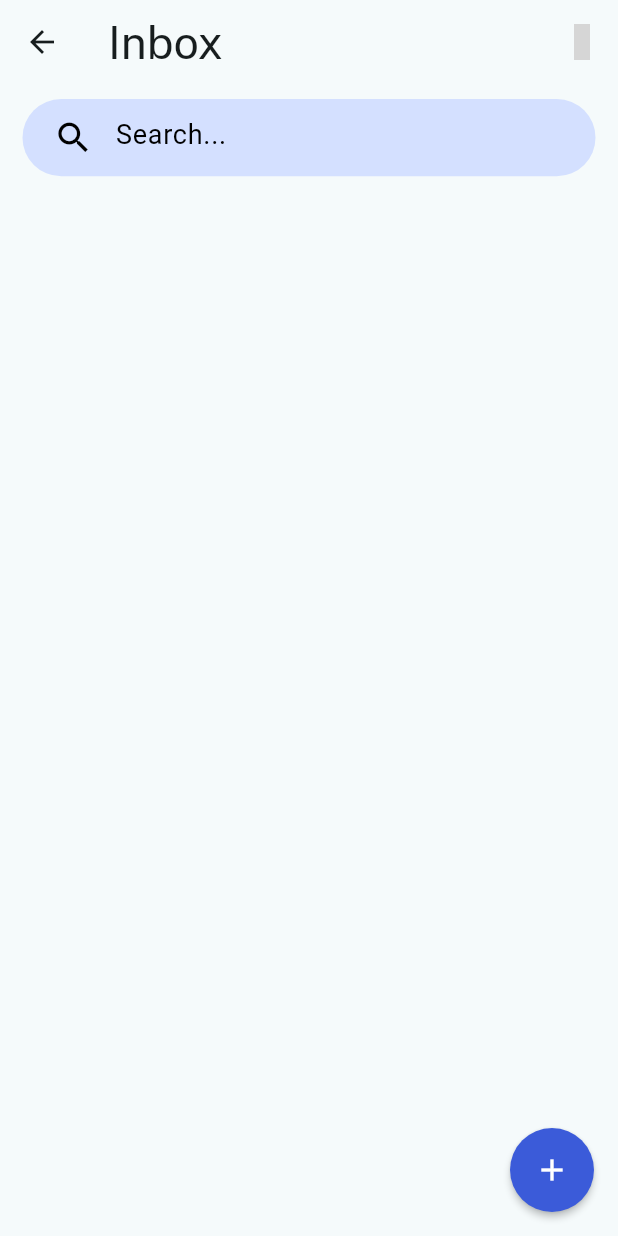
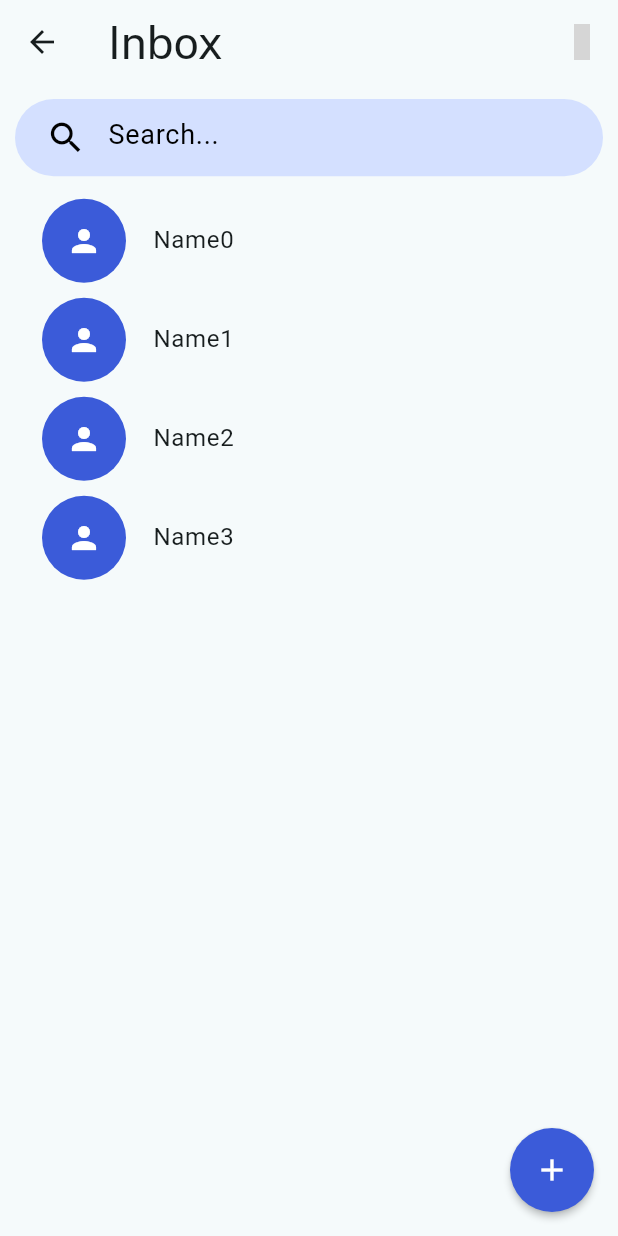
Before and after one commit to HAMZA-CH420/Just-Talk, a Flutter app: the HomeScreen screen opened directly, on a phone screen of 412 x 824 dp. Run offline on Flutter 3.47's test engine with Material 3 defaults, Android fonts, the phone set to English and light mode, and no system bars; our stand-ins replace curved_navigation_bar, flutter_svg, google_fonts, iconsax; grey boxes are pictures that could not be loaded.

Commit message:
minor changes

```diff
--- /dev/null
+++ b/lib/Features/HomeScreen/Widgets/all_chats.dart
@@ -0,0 +1,31 @@
+import 'package:flutter/material.dart';
+import 'package:just_talk/UiHelpers/Utils/Color_Palette/color_palette.dart';
+
+class AllChats extends StatelessWidget {
+  const AllChats({super.key});
+
+  @override
+  Widget build(BuildContext context) {
+    return ListView.builder(
+      physics: NeverScrollableScrollPhysics(),
+      shrinkWrap: true,
+      itemCount: 4,
+      itemBuilder: (context, index) {
+        return Padding(
+          padding: const EdgeInsets.symmetric(vertical: 5),
+          child: ListTile(
+            leading: CircleAvatar(
+              radius: 30,
+              backgroundColor: Palette.primaryColor,
+              child: Icon(
+                Icons.person,
+                color: Colors.white,
+              ),
+            ),
+            title: Text("Name$index"),
+          ),
+        );
+      },
+    );
+  }
+}
--- a/lib/Features/HomeScreen/home_screen.dart
+++ b/lib/Features/HomeScreen/home_screen.dart
@@ -1,6 +1,7 @@
 import 'package:flutter/material.dart';
 import 'package:google_fonts/google_fonts.dart';
 import 'package:iconsax/iconsax.dart';
+import 'package:just_talk/Features/HomeScreen/Widgets/all_chats.dart';
 import 'package:just_talk/Features/HomeScreen/Widgets/search_bar.dart';
 import 'package:just_talk/UiHelpers/Utils/Color_Palette/color_palette.dart';
 
@@ -9,7 +10,11 @@ class HomeScreen extends StatelessWidget {
 
   @override
   Widget build(BuildContext context) {
-    return Scaffold(
+    return GestureDetector(
+      onTap: () {
+        FocusManager.instance.primaryFocus!.unfocus();
+      },
+      child: Scaffold(
         floatingActionButton: FloatingActionButton(
           onPressed: () {},
           backgroundColor: Palette.primaryColor,
@@ -37,11 +42,16 @@ class HomeScreen extends StatelessWidget {
           ],
         ),
         body: Padding(
-        padding: const EdgeInsets.symmetric(horizontal: 15, vertical: 10),
+          padding: const EdgeInsets.symmetric(horizontal: 10, vertical: 10),
           child: Column(
+            spacing: 10,
             children: [
               CustomSearchBar(),
+              Expanded(
+                child: AllChats(),
+              ),
             ],
+          ),
         ),
       ),
     );
--- a/lib/UiHelpers/Utils/Widgets/credentials_text_field.dart
+++ b/lib/UiHelpers/Utils/Widgets/credentials_text_field.dart
@@ -25,7 +25,7 @@ class _CredentialsTextFieldState extends State<CredentialsTextField> {
     final size = MediaQuery.sizeOf(context);
     return Container(
       width: size.width,
-      padding: const EdgeInsets.symmetric(horizontal: 15),
+      padding: const EdgeInsets.symmetric(horizontal: 15, vertical: 2),
       alignment: Alignment.center,
       decoration: BoxDecoration(
         color: Colors.white,
```
Lines whose indentation alone changed are shown as unchanged.
